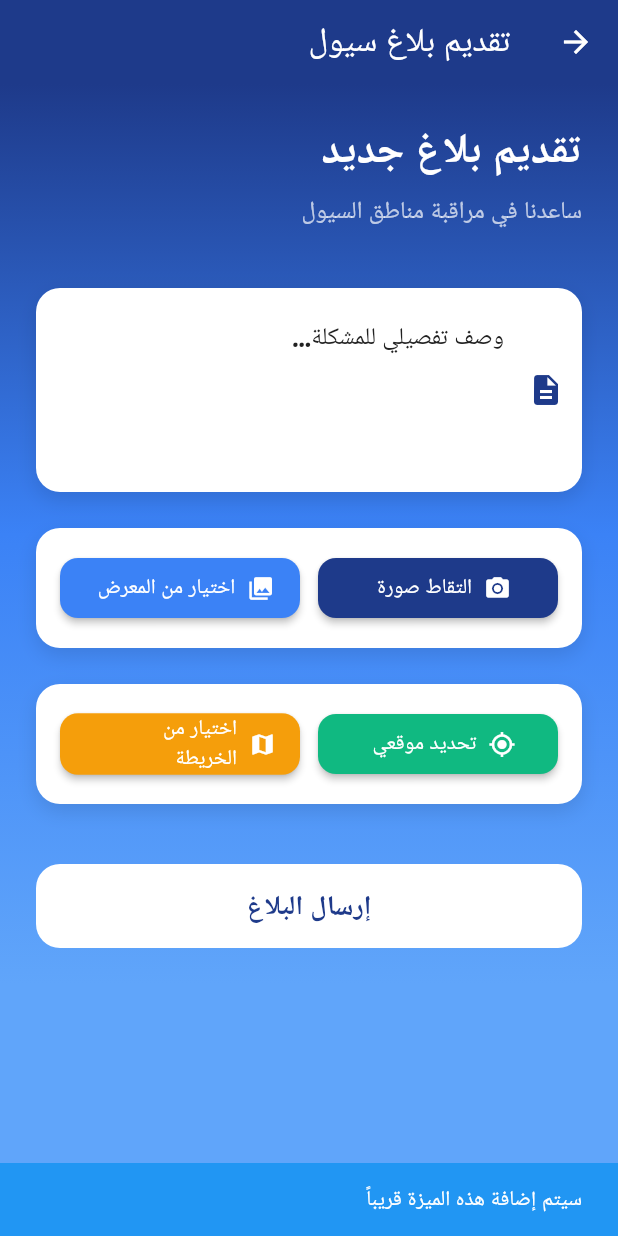
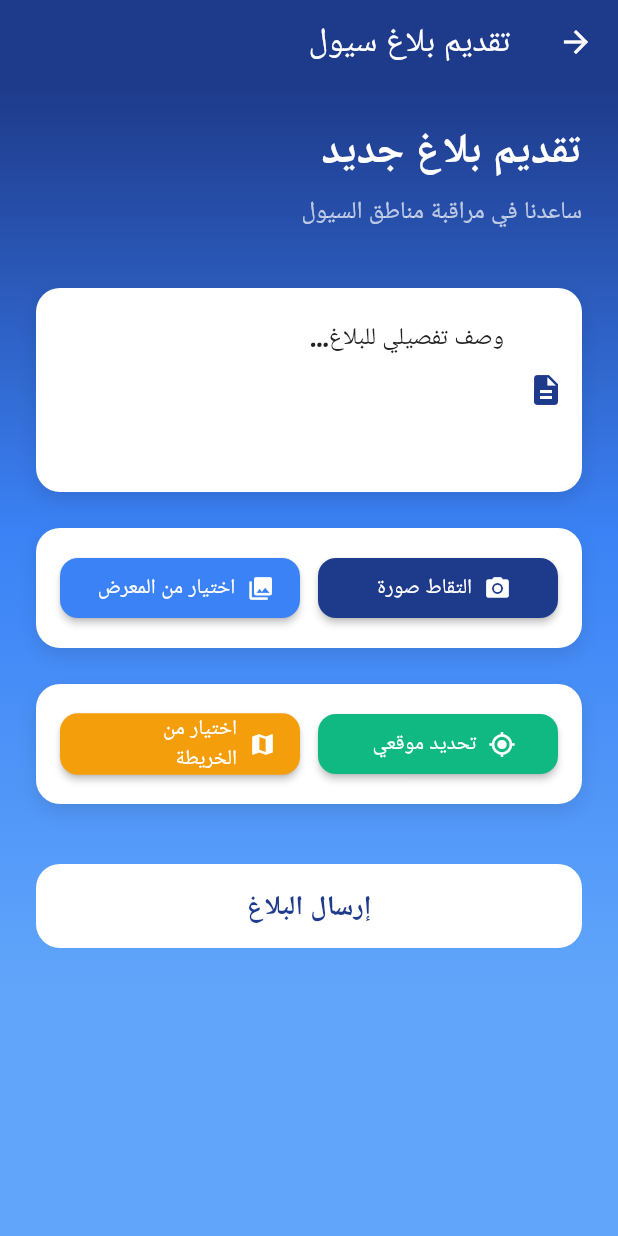
Before and after one commit to suhail021/flood, a Flutter app: the ReportFloodScreen screen opened directly, after a tap on "اختيار من الخريطة", on a phone screen of 412 x 824 dp. Run offline on Flutter 3.47's test engine with Material 3 defaults, Android fonts, the phone set to English and light mode, and no system bars; our stand-ins replace dio, geolocator, google_maps_flutter, image_picker, shared_preferences; missing offline and left inert: flutter_phone_direct_caller; accounts and stored records are empty.

Commit message:
تعديل بعض الكتابه و الموقع

```diff
--- a/lib/screens/report_flood_screen.dart
+++ b/lib/screens/report_flood_screen.dart
@@ -87,7 +87,7 @@ class _ReportFloodScreenState extends State<ReportFloodScreen> {
                         controller: _descriptionController,
                         maxLines: 4,
                         decoration: const InputDecoration(
-                          hintText: 'وصف تفصيلي للمشكلة...',
+                          hintText: 'وصف تفصيلي للبلاغ...',
                           prefixIcon: Icon(
                             Icons.description,
                             color: Color(0xFF1E3A8A),
@@ -97,11 +97,9 @@ class _ReportFloodScreenState extends State<ReportFloodScreen> {
                         ),
                         validator: (value) {
                           if (value == null || value.isEmpty) {
-                            return 'الرجاء إدخال وصف للمشكلة';
+                            return 'الرجاء إدخال وصف البلاغ';
                           }
-                          if (value.length < 10) {
-                            return 'الوصف يجب أن يكون أكثر من 10 أحرف';
-                          }
+
                           return null;
                         },
                       ),
@@ -426,12 +424,7 @@ class _ReportFloodScreenState extends State<ReportFloodScreen> {
 
   void _selectLocationOnMap() {
     // TODO: فتح خريطة لاختيار الموقع
-    ScaffoldMessenger.of(context).showSnackBar(
-      const SnackBar(
-        content: Text('سيتم إضافة هذه الميزة قريباً'),
-        backgroundColor: Colors.blue,
-      ),
-    );
+
   }
 
   void _submitReport() async {
```
Also changed, not shown: lib/screens/home_screen.dart (+10 -9 lines).
